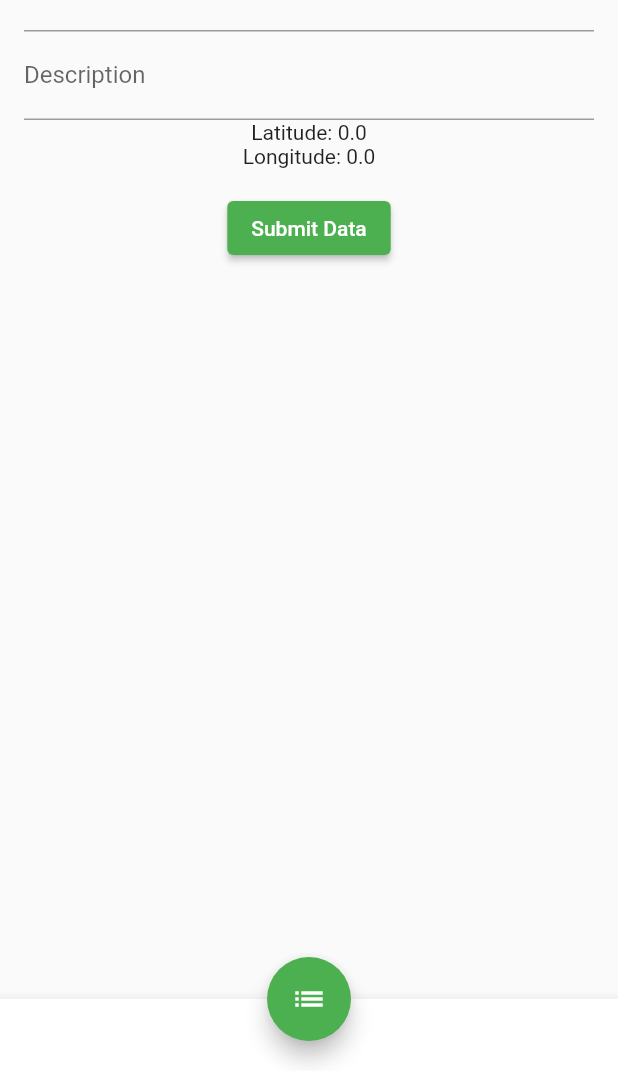
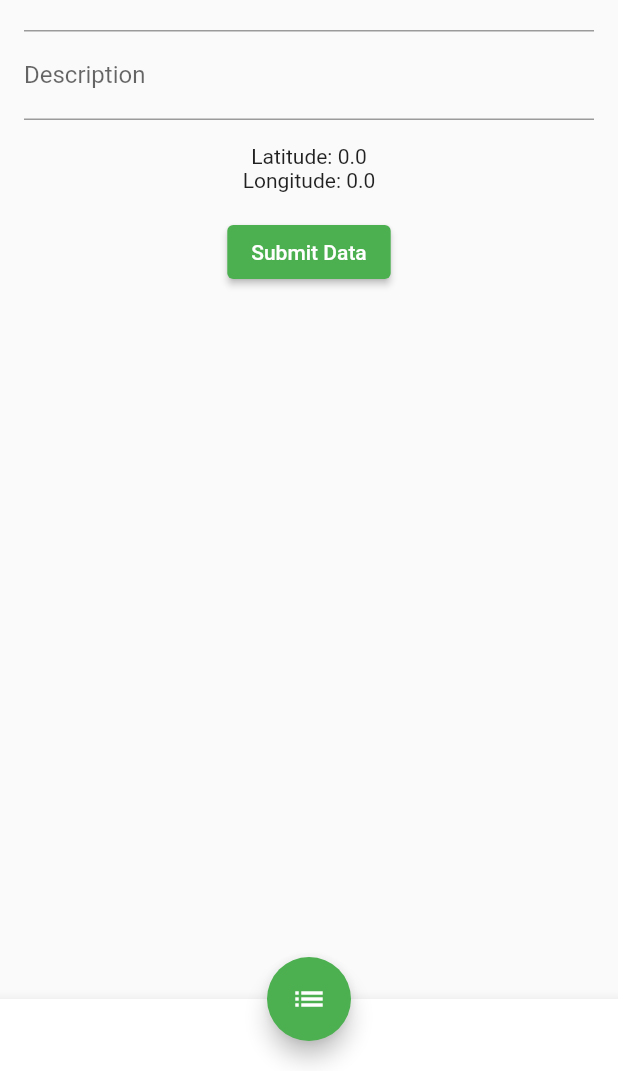
Before and after one commit to MuhammadMannan/GIS2023_RESEARCH_PROJECT, a Flutter app: the screen it shows after launch, on a phone screen of 412 x 824 dp, the part 165-1236 px from its top. Run offline on Flutter 3.47's test engine with Material 2 defaults, Android fonts, the phone set to English and light mode, and no system bars; our stand-ins replace cloud_firestore, firebase_core, geolocator, permission_handler; accounts and stored records are empty.

Commit message:
ui updates to the app

```diff
--- a/lib/add_plant.dart
+++ b/lib/add_plant.dart
@@ -182,7 +182,7 @@ class _MyAddPlant extends State<AddPlant> {
                   ),
                 ),
               ), */
-              Center(child: Text('Latitude: $_latitude')),
+              Center(child: Text('\nLatitude: $_latitude')),
               Center(child: Text('Longitude: $_longitude')),
               Center(
                 child: Padding(
```
